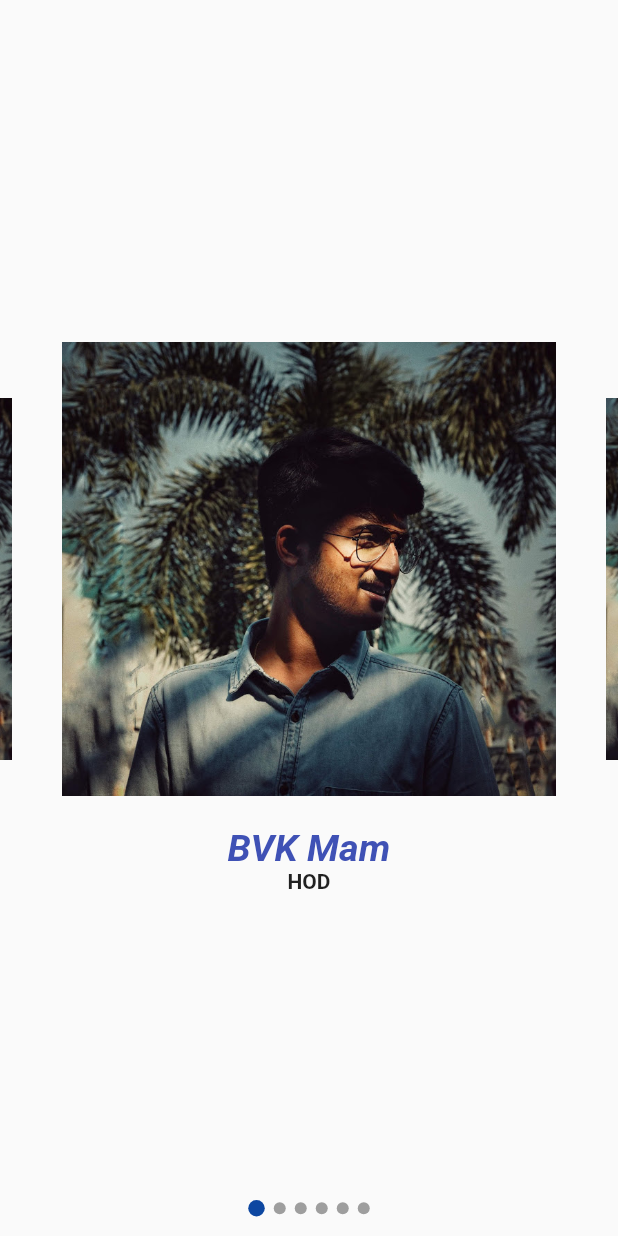
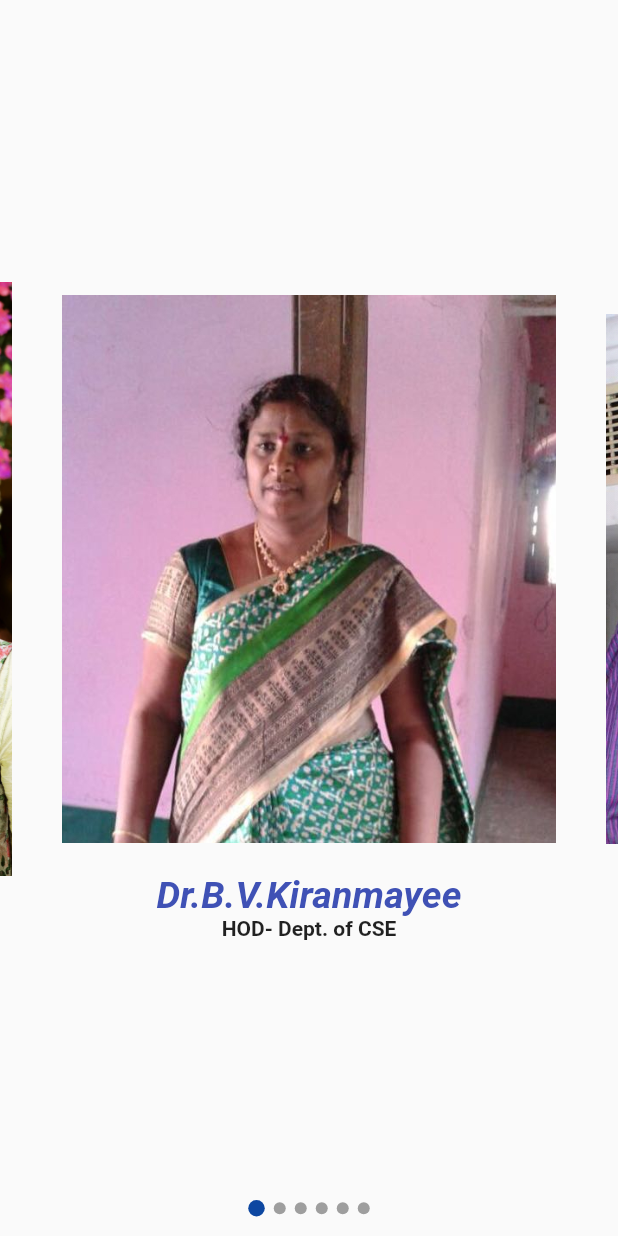
Before and after one commit to AnuraghYarlagadda/VNRPlacementsFlutter, a Flutter app: the Team screen opened directly, on a phone screen of 412 x 824 dp. Run offline on Flutter 3.47's test engine with Material 2 defaults, Android fonts, the phone set to English and light mode, and no system bars; our stand-ins replace animated_text_kit, connectivity, dio, firebase_auth, firebase_database, firebase_storage and 8 more; missing offline and left inert: app_settings, flutter_page_indicator, store_redirect; accounts and stored records are empty; network calls fail.

```diff
--- a/lib/team.dart
+++ b/lib/team.dart
@@ -1,4 +1,3 @@
-import 'package:flutter_page_indicator/flutter_page_indicator.dart';
 import 'package:flutter/material.dart';
 import 'package:flutter_swiper/flutter_swiper.dart';
 
@@ -10,28 +9,28 @@ class Team extends StatefulWidget {
 class TeamState extends State<Team> {
   static List<int> indices = [0, 1, 2, 3, 4, 5];
   static List<String> images = [
-    "images/anuragh.JPG",
-    "images/anuragh.JPG",
-    "images/anuragh.JPG",
-    "images/anuragh.JPG",
-    "images/anuragh.JPG",
-    "images/anuragh.JPG",
+    "images/bvkmaam.jpeg",
+    "images/rk.jpg",
+    "images/bharath.jpg",
+    "images/yamini.jpg",
+    "images/harini.jpg",
+    "images/anu.JPG",
   ];
   static List<String> names = [
-    "BVK Mam",
-    "RK Sir",
-    "Bharath Sir",
-    "Yamini",
-    "Harini",
-    "Anuragh"
+    "Dr.B.V.Kiranmayee",
+    "P.Ramakrishna Chowdary",
+    "P.Bharath Kumar Chowdary",
+    "B.V Yamini",
+    "G Harini",
+    "Anuragh Yarlagadda"
   ];
   static List<String> designation = [
-    "HOD",
+    "HOD- Dept. of CSE",
     "Placement Cordinator",
     "Placement Cordinator",
-    "Student",
-    "Student",
-    "Student"
+    "III year CSE",
+    "II year CSE",
+    "III year CSE"
   ];
   final List<Widget> imageSliders = indices
       .map((item) => Column(
@@ -42,12 +41,15 @@ class TeamState extends State<Team> {
                 Text(
                   names[item],
                   style: TextStyle(
-                    fontSize: 25,
-                      color:Colors.indigo,fontWeight: FontWeight.bold, fontStyle: FontStyle.italic),
+                      fontSize: 25,
+                      color: Colors.indigo,
+                      fontWeight: FontWeight.bold,
+                      fontStyle: FontStyle.italic),
                 ),
                 Text(designation[item],
-                style: TextStyle(
-                      fontWeight: FontWeight.w600,))
+                    style: TextStyle(
+                      fontWeight: FontWeight.w600,
+                    ))
               ]))
       .toList();
   @override
```
Also changed, not shown: lib/Firebase/selectFilter.dart (+7 -9 lines), pubspec.yaml (+10 -0 lines), images/anu.JPG (added), images/anuragh.JPG, images/bharath.jpg (added), images/bvkmaam.jpeg (added), images/harini.jpg (added), images/jobnobg.png (added), images/jobrs.png (added), images/jobrsa.png (added), images/rk.jpg (added), images/vnrvjiet.png (added), images/yamini.jpg (added), pubspec.lock, 36 other files.
